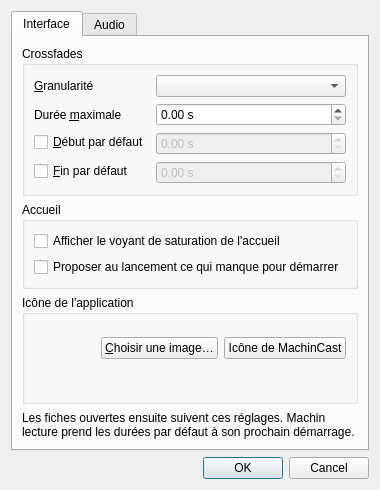
dascritch/machincast, file src/machincast/interface/ui/preferences.ui: the form before one commit.
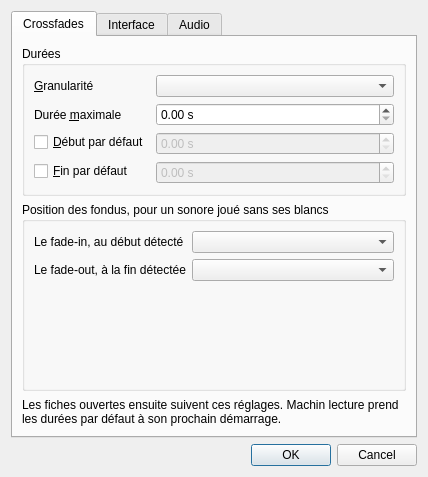
The form after the commit.

Commit message:
feat(lecture): position des fondus par rapport aux blancs détectés, réglable dans les préférences et par banque
https://github.com/dascritch/machincast/issues/234
Position d'un crossfade par rapport aux blancs relatifs des Sonores

Claude-Session: https://claude.ai/code/session_01KaPegkCQoT3k3oMgjXGsiv

```diff
--- a/src/machincast/interface/ui/preferences.ui
+++ b/src/machincast/interface/ui/preferences.ui
@@ -8,15 +8,15 @@
   <layout class="QVBoxLayout" name="disposition">
    <item>
     <widget class="QTabWidget" name="pages">
-     <widget class="QWidget" name="page_interface">
+     <widget class="QWidget" name="page_crossfades">
       <attribute name="title">
-       <string>Interface</string>
+       <string>Crossfades</string>
       </attribute>
-      <layout class="QVBoxLayout" name="disposition_interface">
+      <layout class="QVBoxLayout" name="disposition_crossfades">
        <item>
         <widget class="QGroupBox" name="groupe_crossfades">
          <property name="title">
-          <string>Crossfades</string>
+          <string>Durées</string>
          </property>
          <layout class="QFormLayout" name="formulaire_crossfades">
           <item row="0" column="0">
@@ -103,6 +103,84 @@
         </widget>
        </item>
        <item>
+        <widget class="QGroupBox" name="groupe_positions">
+         <property name="title">
+          <string>Position des fondus, pour un sonore joué sans ses blancs</string>
+         </property>
+         <property name="toolTip">
+          <string>Où tombent les fondus par rapport au début et à la fin détectés d'un sonore ; une banque peut imposer les siennes</string>
+         </property>
+         <layout class="QFormLayout" name="formulaire_positions">
+          <item row="0" column="0">
+           <widget class="QLabel" name="etiquette_position_entree">
+            <property name="text">
+             <string>Le fade-in, au début détecté</string>
+            </property>
+            <property name="buddy">
+             <cstring>position_entree</cstring>
+            </property>
+           </widget>
+          </item>
+          <item row="0" column="1">
+           <widget class="QComboBox" name="position_entree"/>
+          </item>
+          <item row="1" column="0">
+           <widget class="QLabel" name="etiquette_position_sortie">
+            <property name="text">
+             <string>Le fade-out, à la fin détectée</string>
+            </property>
+            <property name="buddy">
+             <cstring>position_sortie</cstring>
+            </property>
+           </widget>
+          </item>
+          <item row="1" column="1">
+           <widget class="QComboBox" name="position_sortie"/>
+          </item>
+          <item row="2" column="0" colspan="2">
+           <widget class="QWidget" name="place_demonstration" native="true">
+            <property name="toolTip">
+             <string>Démonstration : un sonore de 30 s, aux blancs de 3 s au début et 4 s à la fin, retirés à l'antenne, avec les crossfades par défaut saisis</string>
+            </property>
+            <property name="minimumSize">
+             <size>
+              <width>360</width>
+              <height>72</height>
+             </size>
+            </property>
+           </widget>
+          </item>
+          <item row="3" column="0" colspan="2">
+           <widget class="QLabel" name="legende_demonstration">
+            <property name="text">
+             <string/>
+            </property>
+            <property name="wordWrap">
+             <bool>true</bool>
+            </property>
+           </widget>
+          </item>
+         </layout>
+        </widget>
+       </item>
+       <item>
+        <widget class="QLabel" name="explication">
+         <property name="text">
+          <string>Les fiches ouvertes ensuite suivent ces réglages. Machin lecture prend les durées par défaut à son prochain démarrage.</string>
+         </property>
+         <property name="wordWrap">
+          <bool>true</bool>
+         </property>
+        </widget>
+       </item>
+      </layout>
+     </widget>
+     <widget class="QWidget" name="page_interface">
+      <attribute name="title">
+       <string>Interface</string>
+      </attribute>
+      <layout class="QVBoxLayout" name="disposition_interface">
+       <item>
         <widget class="QGroupBox" name="groupe_accueil">
          <property name="title">
           <string>Accueil</string>
@@ -200,16 +278,6 @@
          </layout>
         </widget>
        </item>
-       <item>
-        <widget class="QLabel" name="explication">
-         <property name="text">
-          <string>Les fiches ouvertes ensuite suivent ces réglages. Machin lecture prend les durées par défaut à son prochain démarrage.</string>
-         </property>
-         <property name="wordWrap">
-          <bool>true</bool>
-         </property>
-        </widget>
-       </item>
       </layout>
      </widget>
      <widget class="QWidget" name="page_audio">
```
The commit also changes 47 other files.
